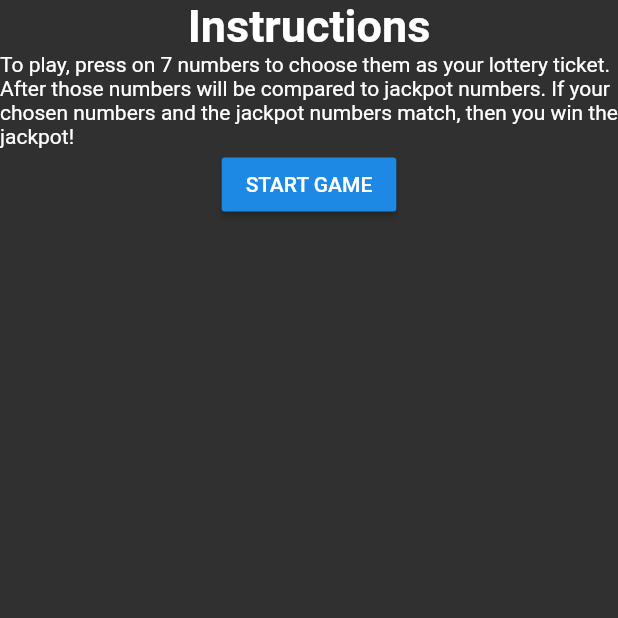
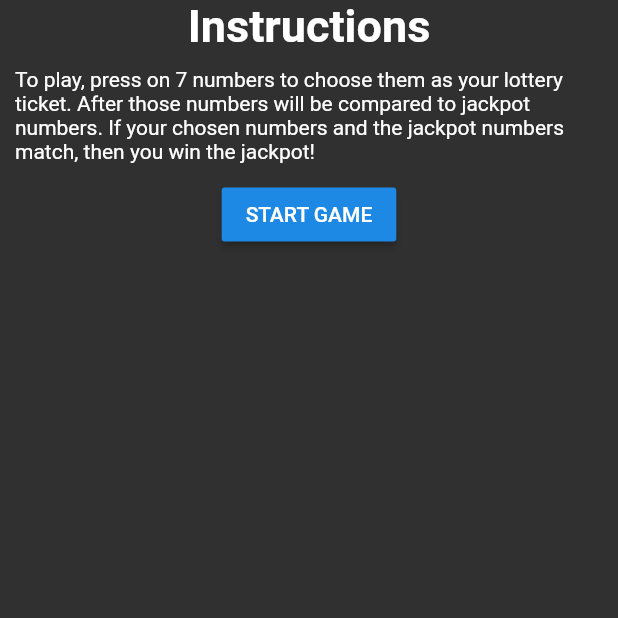
Before and after one commit to JustinSo1/LottoWin, a Flutter app: the screen it shows after launch, on a phone screen of 412 x 824 dp, the top half of it. Run offline on Flutter 3.47's test engine with Material 2 defaults, Android fonts, the phone set to English and light mode, and no system bars.

Commit message:
Fixed Padding issue

```diff
--- a/lib/main.dart
+++ b/lib/main.dart
@@ -1,7 +1,8 @@
 import 'package:flutter/material.dart';
-import 'package:lottery_app/home_page.dart';
+import 'package:lottery_app/screens/home_page.dart';
 import 'package:flutter/services.dart';
-import 'package:lottery_app/lottery_play.dart';
+import 'package:lottery_app/screens/lottery_play.dart';
+
 void main() {
   SystemChrome.setPreferredOrientations([DeviceOrientation.portraitUp]);
   runApp(MyApp());
--- a/lib/home_page.dart
+++ b/lib/screens/home_page.dart
@@ -4,7 +4,6 @@ class HomePage extends StatelessWidget {
   @override
   Widget build(BuildContext context) {
     return Scaffold(
-//      backgroundColor: Colors.blueGrey,
       body: instructions(context),
     );
   }
@@ -13,10 +12,14 @@ class HomePage extends StatelessWidget {
     return Column(
       children: <Widget>[
         SafeArea(
-          child: Text('Instructions', style: TextStyle(fontWeight: FontWeight.bold, fontSize: 30),),
+          child: Text(
+            'Instructions',
+            style: TextStyle(fontWeight: FontWeight.bold, fontSize: 30),
+          ),
         ),
         SafeArea(
-          child:  Text('To play, press on 7 numbers to choose ' +
+          minimum: EdgeInsets.all(10.0),
+          child: Text('To play, press on 7 numbers to choose ' +
               'them as your lottery ticket. After those numbers ' +
               'will be compared to jackpot numbers. If your chosen numbers' +
               ' and the jackpot numbers match, then you win the jackpot!'),
--- a/lib/lottery_play.dart
+++ b/lib/screens/lottery_play.dart
@@ -1,5 +1,5 @@
 import 'package:flutter/material.dart';
-import 'package:lottery_app/number_choices.dart';
+import 'package:lottery_app/screens/number_choices.dart';
 import 'package:lottery_app/constants.dart';
 
 class LotteryNums extends StatefulWidget {
--- a/lib/number_choices.dart
+++ b/lib/screens/number_choices.dart
@@ -8,7 +8,6 @@ class NumberChoices extends StatefulWidget {
 
 class _NumberChoicesState extends State<NumberChoices> {
   final Set<int> _chosenNumbers = Set<int>();
-
 
   @override
   Widget build(BuildContext context) {
@@ -32,7 +31,6 @@ class _NumberChoicesState extends State<NumberChoices> {
             _chosenNumbers.add(pickedNumber);
           }
           if (_chosenNumbers.containsAll(winningNumList)) {
-//            final scaffold = Scaffold.of(context);
             scaffold.showSnackBar(
               SnackBar(
                 content: const Text(
@@ -42,7 +40,6 @@ class _NumberChoicesState extends State<NumberChoices> {
               ),
             );
           } else {
-//            final scaffold = Scaffold.of(context);
             scaffold.showSnackBar(
               SnackBar(
                 content: const Text(
@@ -78,7 +75,6 @@ class _NumberChoicesState extends State<NumberChoices> {
     });
   }
 
-//  Make valid tapping area bigger
   Widget _numberChoices(int winningNumLimit) {
     return GridView.count(
       crossAxisCount: 5,
```
